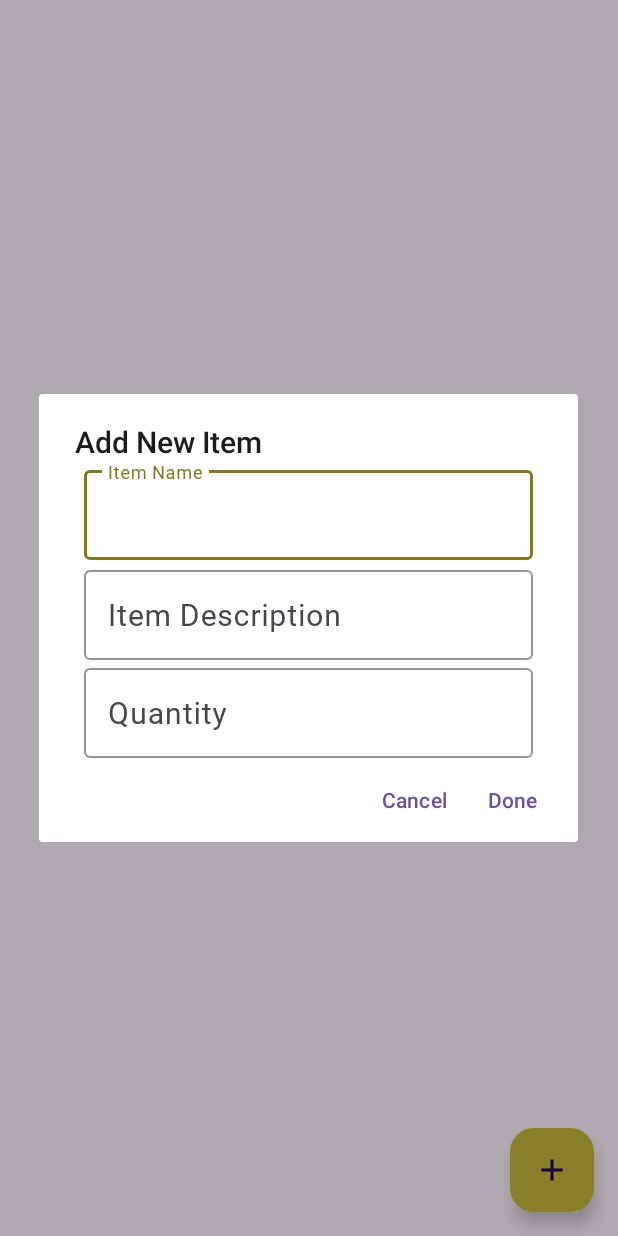
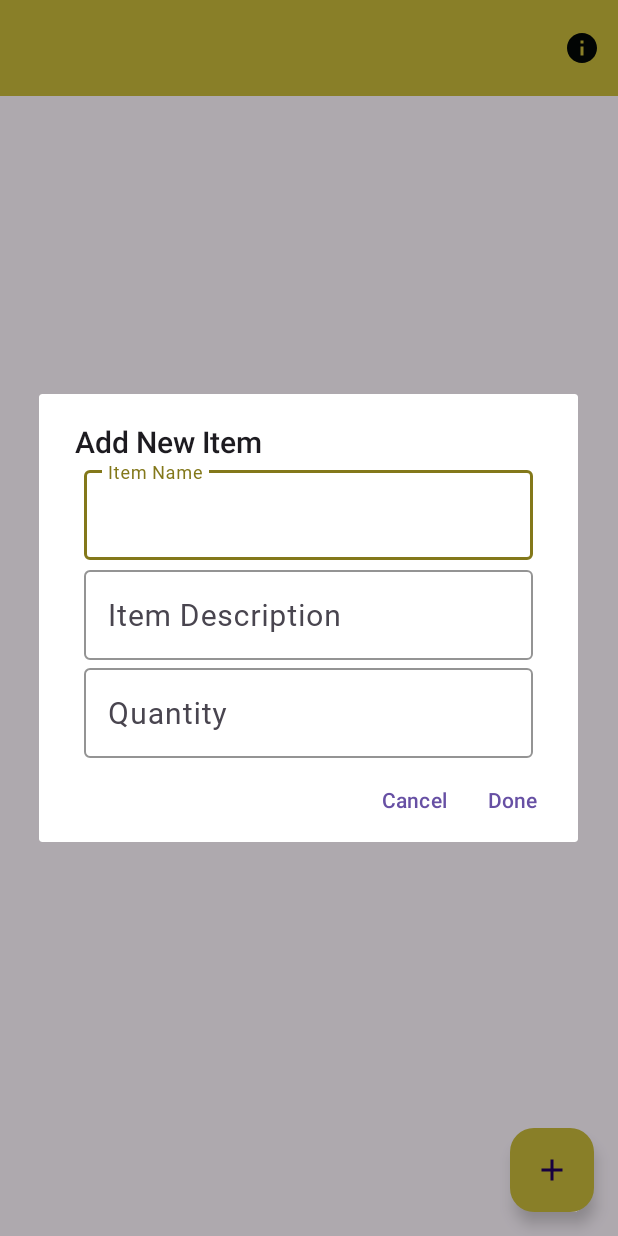
Before and after one commit to rckash/KeepersInventory, an Android app: the screen it shows after launch (MainActivity), after a tap on "Floating Action Button for adding items", on a phone screen of 412 x 824 dp. Run offline under Robolectric (Android 15) with nearby library versions, the light colour scheme and no system bars.

Commit message:
added a top appbar and made some UI changes

```diff
--- /dev/null
+++ b/app/src/main/res/drawable/baseline_info_24.xml
@@ -0,0 +1,5 @@
+<vector android:height="24dp" android:tint="#030706"
+    android:viewportHeight="24" android:viewportWidth="24"
+    android:width="24dp" xmlns:android="http://schemas.android.com/apk/res/android">
+    <path android:fillColor="@android:color/white" android:pathData="M12,2C6.48,2 2,6.48 2,12s4.48,10 10,10 10,-4.48 10,-10S17.52,2 12,2zM13,17h-2v-6h2v6zM13,9h-2L11,7h2v2z"/>
+</vector>
--- /dev/null
+++ b/app/src/main/res/drawable/baseline_more_vert_24.xml
@@ -0,0 +1,5 @@
+<vector android:height="24dp" android:tint="#030706"
+    android:viewportHeight="24" android:viewportWidth="24"
+    android:width="24dp" xmlns:android="http://schemas.android.com/apk/res/android">
+    <path android:fillColor="@android:color/white" android:pathData="M12,8c1.1,0 2,-0.9 2,-2s-0.9,-2 -2,-2 -2,0.9 -2,2 0.9,2 2,2zM12,10c-1.1,0 -2,0.9 -2,2s0.9,2 2,2 2,-0.9 2,-2 -0.9,-2 -2,-2zM12,16c-1.1,0 -2,0.9 -2,2s0.9,2 2,2 2,-0.9 2,-2 -0.9,-2 -2,-2z"/>
+</vector>
--- a/app/src/main/res/layout/activity_main.xml
+++ b/app/src/main/res/layout/activity_main.xml
@@ -8,16 +8,40 @@
 
     <androidx.recyclerview.widget.RecyclerView
         android:id="@+id/rv_main"
-        android:layout_width="409dp"
-        android:layout_height="729dp"
-        tools:layout_editor_absoluteX="1dp"
-        tools:layout_editor_absoluteY="1dp" />
+        android:layout_width="0dp"
+        android:layout_height="0dp"
+        app:layout_constraintBottom_toBottomOf="@+id/coordinatorLayout2"
+        app:layout_constraintEnd_toEndOf="parent"
+        app:layout_constraintStart_toStartOf="parent"
+        app:layout_constraintTop_toBottomOf="@+id/materialToolbar">
+
+    </androidx.recyclerview.widget.RecyclerView>
+
+    <com.google.android.material.appbar.MaterialToolbar
+        android:id="@+id/materialToolbar"
+        android:layout_width="match_parent"
+        android:layout_height="0dp"
+        android:background="#C8BA3A"
+        android:minHeight="?attr/actionBarSize"
+        android:theme="?attr/actionBarTheme"
+        app:layout_constraintEnd_toEndOf="parent"
+        app:layout_constraintStart_toStartOf="parent"
+        app:layout_constraintTop_toTopOf="parent"
+        app:menu="@menu/top_app_bar"
+        app:titleTextColor="@color/colorSecondary" />
 
     <androidx.coordinatorlayout.widget.CoordinatorLayout
-    android:layout_width="match_parent"
-    android:layout_height="match_parent">
+        android:id="@+id/coordinatorLayout2"
+        android:layout_width="match_parent"
+        android:layout_height="match_parent"
+        app:layout_constraintBottom_toBottomOf="parent"
+        app:layout_constraintEnd_toEndOf="parent"
+        app:layout_constraintHorizontal_bias="0.0"
+        app:layout_constraintStart_toStartOf="parent"
+        app:layout_constraintTop_toTopOf="parent"
+        app:layout_constraintVertical_bias="0.0">
 
-    <!-- Main content -->
+        <!-- Main content -->
 
         <com.google.android.material.floatingactionbutton.FloatingActionButton
             android:id="@+id/floating_action_button"
--- a/app/src/main/res/layout/activity_sign_up.xml
+++ b/app/src/main/res/layout/activity_sign_up.xml
@@ -39,7 +39,7 @@
             android:layout_width="match_parent"
             android:layout_height="60dp"
             android:fontFamily="@font/work_sans_medium"
-            android:inputType="textEmailAddress"
+            android:inputType="text"
             android:textColor="@color/colorSecondary"
             android:textSize="20sp" />
 
--- a/app/src/main/res/layout/inventory_item_layout.xml
+++ b/app/src/main/res/layout/inventory_item_layout.xml
@@ -9,6 +9,8 @@
         android:id="@+id/cardView"
         android:layout_width="match_parent"
         android:layout_height="0dp"
+        android:layout_marginStart="5dp"
+        android:layout_marginEnd="5dp"
         app:layout_constraintEnd_toEndOf="parent"
         app:layout_constraintStart_toStartOf="parent"
         app:layout_constraintTop_toTopOf="parent">
--- /dev/null
+++ b/app/src/main/res/menu/top_app_bar.xml
@@ -0,0 +1,11 @@
+<?xml version="1.0" encoding="utf-8"?>
+<menu xmlns:android="http://schemas.android.com/apk/res/android"
+    xmlns:app="http://schemas.android.com/apk/res-auto">
+
+    <item
+        android:contentDescription="Learn more about the developer"
+        android:icon="@drawable/baseline_info_24"
+        android:title="About"
+        app:showAsAction="ifRoom" />
+
+</menu>
--- a/app/src/main/res/values/themes.xml
+++ b/app/src/main/res/values/themes.xml
@@ -4,6 +4,9 @@
         <!-- Customize your light theme here. -->
 
     </style>
+    <style name="circle">
+        <item name="cornerSize">50%</item>
+    </style>
 
     <style name="Theme.KeepersInventory" parent="Base.Theme.KeepersInventory" />
 </resources>
```
Also changed, not shown: app/src/main/java/com/example/keepersinventory/MainActivity.kt (+18 -0 lines), app/src/main/java/com/example/keepersinventory/accountDatabase/AccountDatabaseHelper.kt (+20 -0 lines), app/src/main/java/com/example/keepersinventory/entryUI/SignInActivity.kt (+32 -1 lines), app/src/main/java/com/example/keepersinventory/entryUI/SignUpActivity.kt (+16 -15 lines), app/src/main/res/layout/about_layout.xml (added, +35 -0 lines), app/src/main/res/layout/activity_sign_in.xml (+6 -6 lines), app/src/main/res/drawable-nodpi/author.jpg (added).
